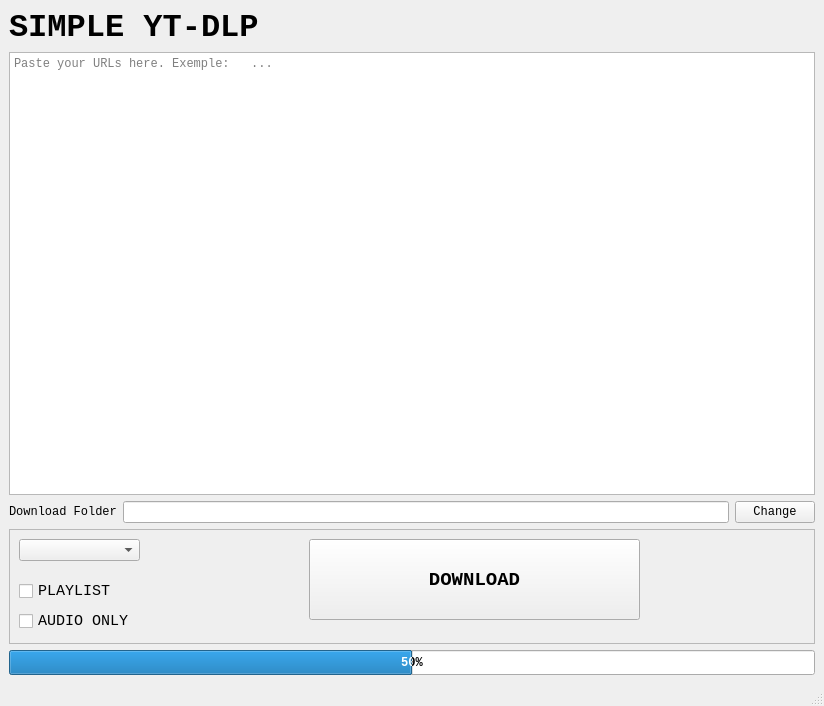
FelipeMachado-dev/Simple-YTDLP, file Interface.ui: the form before one commit.
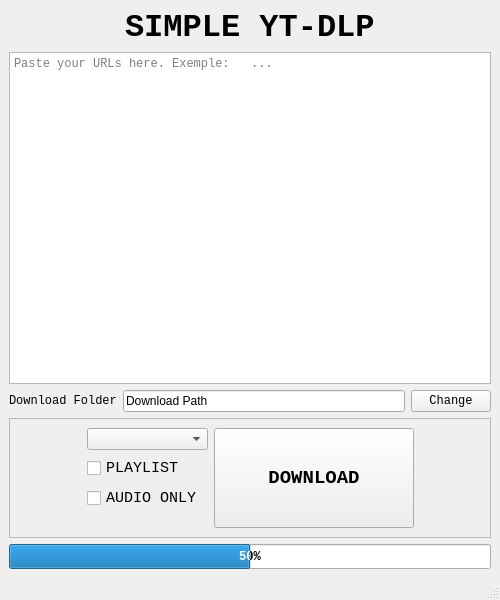
The form after the commit.

Patch:
```diff
--- a/Interface.ui
+++ b/Interface.ui
@@ -6,8 +6,8 @@
    <rect>
     <x>0</x>
     <y>0</y>
-    <width>824</width>
-    <height>706</height>
+    <width>500</width>
+    <height>600</height>
    </rect>
   </property>
   <property name="windowTitle">
@@ -30,12 +30,124 @@
   </property>
   <widget class="QWidget" name="centralwidget">
    <layout class="QGridLayout" name="gridLayout_2">
+    <item row="0" column="0">
+     <layout class="QHBoxLayout" name="horizontalLayout">
+      <item>
+       <spacer name="horizontalSpacer">
+        <property name="orientation">
+         <enum>Qt::Orientation::Horizontal</enum>
+        </property>
+        <property name="sizeHint" stdset="0">
+         <size>
+          <width>40</width>
+          <height>20</height>
+         </size>
+        </property>
+       </spacer>
+      </item>
+      <item>
+       <widget class="QLabel" name="titleLabel">
+        <property name="sizePolicy">
+         <sizepolicy hsizetype="Fixed" vsizetype="Fixed">
+          <horstretch>0</horstretch>
+          <verstretch>0</verstretch>
+         </sizepolicy>
+        </property>
+        <property name="font">
+         <font>
+          <family>Consolas</family>
+          <pointsize>24</pointsize>
+          <bold>true</bold>
+         </font>
+        </property>
+        <property name="contextMenuPolicy">
+         <enum>Qt::ContextMenuPolicy::NoContextMenu</enum>
+        </property>
+        <property name="text">
+         <string>SIMPLE YT-DLP</string>
+        </property>
+       </widget>
+      </item>
+      <item>
+       <spacer name="horizontalSpacer_2">
+        <property name="orientation">
+         <enum>Qt::Orientation::Horizontal</enum>
+        </property>
+        <property name="sizeHint" stdset="0">
+         <size>
+          <width>40</width>
+          <height>20</height>
+         </size>
+        </property>
+       </spacer>
+      </item>
+     </layout>
+    </item>
+    <item row="1" column="0">
+     <widget class="QPlainTextEdit" name="urlTextBox">
+      <property name="font">
+       <font>
+        <family>Consolas</family>
+       </font>
+      </property>
+      <property name="statusTip">
+       <string>Insert URLs here.</string>
+      </property>
+      <property name="placeholderText">
+       <string>Paste your URLs here. Exemple: &lt;URL_1&gt; &lt;URL_2&gt; &lt;URL_3&gt;...</string>
+      </property>
+     </widget>
+    </item>
+    <item row="2" column="0">
+     <layout class="QHBoxLayout" name="horizontalLayout_2">
+      <item>
+       <widget class="QLabel" name="pathLabel">
+        <property name="font">
+         <font>
+          <family>Consolas</family>
+         </font>
+        </property>
+        <property name="text">
+         <string>Download Folder</string>
+        </property>
+       </widget>
+      </item>
+      <item>
+       <widget class="QLineEdit" name="downloadPath">
+        <property name="statusTip">
+         <string>Destination where the videos are gona be downloaded</string>
+        </property>
+        <property name="text">
+         <string>Download Path</string>
+        </property>
+       </widget>
+      </item>
+      <item>
+       <widget class="QPushButton" name="pathButton">
+        <property name="font">
+         <font>
+          <family>Consolas</family>
+         </font>
+        </property>
+        <property name="text">
+         <string>Change</string>
+        </property>
+       </widget>
+      </item>
+     </layout>
+    </item>
     <item row="3" column="0">
      <widget class="QFrame" name="frame">
+      <property name="sizePolicy">
+       <sizepolicy hsizetype="Preferred" vsizetype="Fixed">
+        <horstretch>0</horstretch>
+        <verstretch>0</verstretch>
+       </sizepolicy>
+      </property>
       <property name="minimumSize">
        <size>
-        <width>60</width>
-        <height>115</height>
+        <width>0</width>
+        <height>0</height>
        </size>
       </property>
       <property name="frameShape">
@@ -44,59 +156,25 @@
       <property name="frameShadow">
        <enum>QFrame::Shadow::Raised</enum>
       </property>
-      <widget class="QWidget" name="layoutWidget">
-       <property name="geometry">
-        <rect>
-         <x>10</x>
-         <y>10</y>
-         <width>139</width>
-         <height>94</height>
-        </rect>
-       </property>
+      <layout class="QHBoxLayout" name="horizontalLayout_4">
+       <item>
+        <spacer name="horizontalSpacer_3">
+         <property name="orientation">
+          <enum>Qt::Orientation::Horizontal</enum>
+         </property>
+         <property name="sizeHint" stdset="0">
+          <size>
+           <width>40</width>
+           <height>20</height>
+          </size>
+         </property>
+        </spacer>
+       </item>
+       <item>
        <layout class="QGridLayout" name="gridLayout">
         <item row="2" column="0">
          <layout class="QFormLayout" name="formLayout">
-          <item row="2" column="0">
-           <widget class="QCheckBox" name="isPlaylist">
-            <property name="font">
-             <font>
-              <family>Consolas</family>
-              <pointsize>11</pointsize>
-              <bold>false</bold>
-             </font>
-            </property>
-            <property name="toolTip">
-             <string>Select to download all the playlist that the video is part of.</string>
-            </property>
-            <property name="statusTip">
-             <string>Select to download all the playlist that the video is part of.</string>
-            </property>
-            <property name="text">
-             <string>PLAYLIST</string>
-            </property>
-           </widget>
-          </item>
-          <item row="4" column="0">
-           <widget class="QCheckBox" name="isAudioOnly">
-            <property name="font">
-             <font>
-              <family>Consolas</family>
-              <pointsize>11</pointsize>
-              <bold>false</bold>
-             </font>
-            </property>
-            <property name="toolTip">
-             <string>Select to download only the audio from a video in a MP3 format.</string>
-            </property>
-            <property name="statusTip">
-             <string>Select to download only the audio from a video in a MP3 format.</string>
-            </property>
-            <property name="text">
-             <string>AUDIO ONLY</string>
-            </property>
-           </widget>
-          </item>
-          <item row="0" column="0">
+           <item row="1" column="0">
            <widget class="QComboBox" name="videoQualities">
             <property name="font">
              <font>
@@ -141,31 +219,65 @@
             </item>
            </widget>
           </item>
-          <item row="1" column="0">
-           <spacer name="verticalSpacer">
-            <property name="orientation">
-             <enum>Qt::Orientation::Vertical</enum>
-            </property>
-            <property name="sizeHint" stdset="0">
-             <size>
-              <width>25</width>
-              <height>40</height>
-             </size>
-            </property>
-           </spacer>
-          </item>
+           <item row="3" column="0">
+            <widget class="QCheckBox" name="isPlaylist">
+             <property name="font">
+              <font>
+               <family>Consolas</family>
+               <pointsize>11</pointsize>
+               <bold>false</bold>
+              </font>
+             </property>
+             <property name="toolTip">
+              <string>Select to download all the playlist that the video is part of.</string>
+             </property>
+             <property name="statusTip">
+              <string>Select to download all the playlist that the video is part of.</string>
+             </property>
+             <property name="text">
+              <string>PLAYLIST</string>
+             </property>
+            </widget>
+           </item>
+           <item row="5" column="0">
+            <widget class="QCheckBox" name="isAudioOnly">
+             <property name="font">
+              <font>
+               <family>Consolas</family>
+               <pointsize>11</pointsize>
+               <bold>false</bold>
+              </font>
+             </property>
+             <property name="toolTip">
+              <string>Select to download only the audio from a video in a MP3 format.</string>
+             </property>
+             <property name="statusTip">
+              <string>Select to download only the audio from a video in a MP3 format.</string>
+             </property>
+             <property name="text">
+              <string>AUDIO ONLY</string>
+             </property>
+            </widget>
+           </item>
          </layout>
         </item>
        </layout>
-      </widget>
+       </item>
+       <item>
+        <layout class="QHBoxLayout" name="horizontalLayout_3">
+         <item>
       <widget class="QPushButton" name="downloadButton">
-       <property name="geometry">
-        <rect>
-         <x>300</x>
-         <y>10</y>
-         <width>331</width>
-         <height>81</height>
-        </rect>
+           <property name="minimumSize">
+            <size>
+             <width>200</width>
+             <height>100</height>
+            </size>
+           </property>
+           <property name="sizeIncrement">
+            <size>
+             <width>0</width>
+             <height>0</height>
+            </size>
        </property>
        <property name="font">
         <font>
@@ -189,10 +301,33 @@
        <property name="text">
         <string>DOWNLOAD</string>
        </property>
+           <property name="iconSize">
+            <size>
+             <width>16</width>
+             <height>16</height>
+            </size>
+           </property>
        <property name="flat">
         <bool>false</bool>
        </property>
       </widget>
+         </item>
+        </layout>
+       </item>
+       <item>
+        <spacer name="horizontalSpacer_5">
+         <property name="orientation">
+          <enum>Qt::Orientation::Horizontal</enum>
+         </property>
+         <property name="sizeHint" stdset="0">
+          <size>
+           <width>40</width>
+           <height>20</height>
+          </size>
+         </property>
+        </spacer>
+       </item>
+      </layout>
      </widget>
     </item>
     <item row="4" column="0">
@@ -229,73 +364,6 @@
       </property>
      </widget>
     </item>
-    <item row="0" column="0">
-     <widget class="QLabel" name="titleLabel">
-      <property name="font">
-       <font>
-        <family>Consolas</family>
-        <pointsize>24</pointsize>
-        <bold>true</bold>
-       </font>
-      </property>
-      <property name="contextMenuPolicy">
-       <enum>Qt::ContextMenuPolicy::NoContextMenu</enum>
-      </property>
-      <property name="text">
-       <string>SIMPLE YT-DLP</string>
-      </property>
-     </widget>
-    </item>
-    <item row="2" column="0">
-     <layout class="QHBoxLayout" name="horizontalLayout_2">
-      <item>
-       <widget class="QLabel" name="pathLabel">
-        <property name="font">
-         <font>
-          <family>Consolas</family>
-         </font>
-        </property>
-        <property name="text">
-         <string>Download Folder</string>
-        </property>
-       </widget>
-      </item>
-      <item>
-       <widget class="QLineEdit" name="downloadPath">
-        <property name="statusTip">
-         <string>Destination where the videos are gona be downloaded</string>
-        </property>
-       </widget>
-      </item>
-      <item>
-       <widget class="QPushButton" name="pathButton">
-        <property name="font">
-         <font>
-          <family>Consolas</family>
-         </font>
-        </property>
-        <property name="text">
-         <string>Change</string>
-        </property>
-       </widget>
-      </item>
-     </layout>
-    </item>
-    <item row="1" column="0">
-     <widget class="QPlainTextEdit" name="urlTextBox">
-      <property name="font">
-       <font>
-        <family>Consolas</family>
-       </font>
-      </property>
-      <property name="statusTip">
-       <string>Insert URLs here.</string>
-      </property>
-      <property name="placeholderText">
-       <string>Paste your URLs here. Exemple: &lt;URL_1&gt; &lt;URL_2&gt; &lt;URL_3&gt;...</string>
-      </property>
-     </widget>
-    </item>
    </layout>
   </widget>
   <widget class="QMenuBar" name="menubar">
```
Left out of the diff: 2 changed lines with no effect on the pictures. Lines whose indentation alone changed are shown as unchanged.
